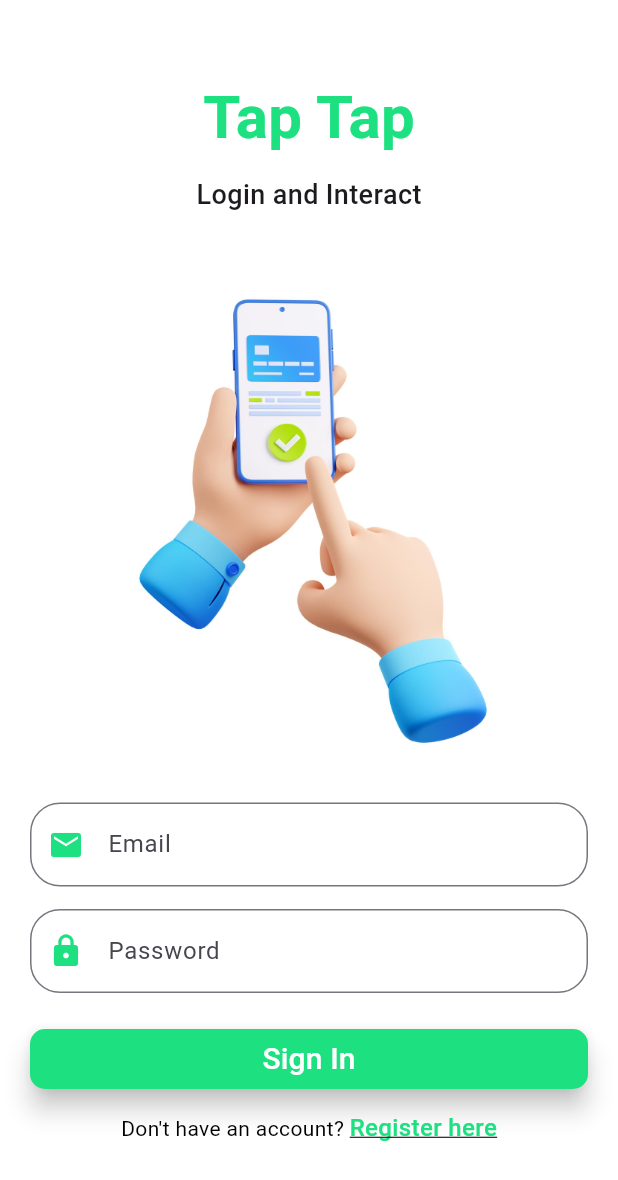
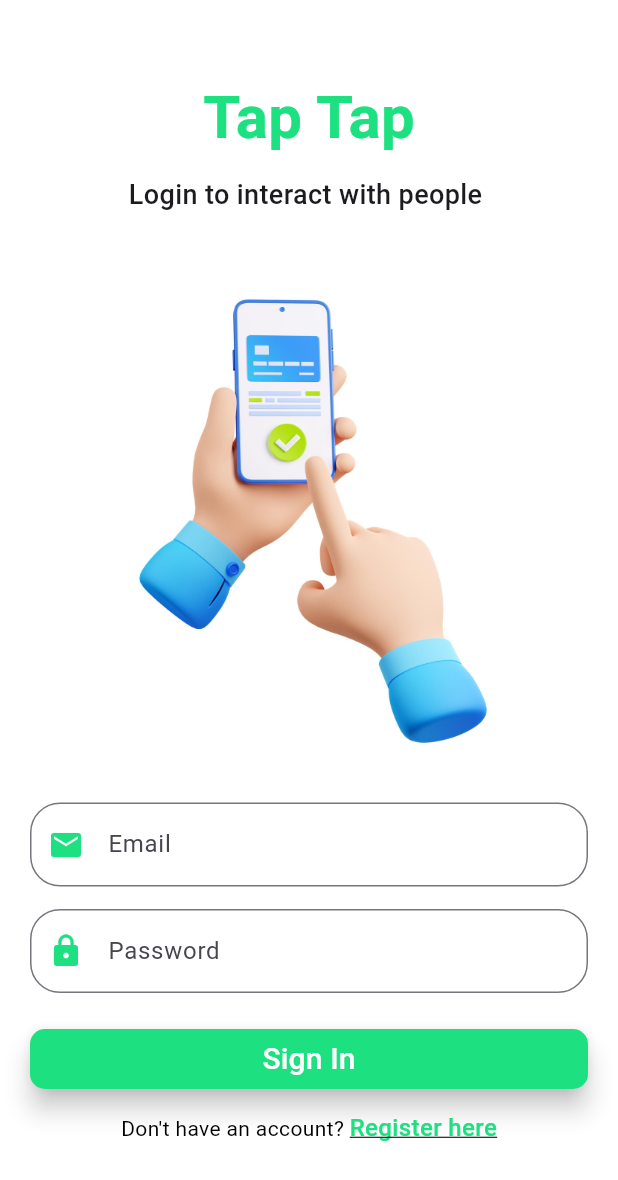
Before and after one commit to Rohankc073/Chatting_App, a Flutter app: the screen it shows after launch, on a phone screen of 412 x 824 dp. Shown: the top 1180 px of the screen. Run offline on Flutter 3.47's test engine with Material 3 defaults, Android fonts, the phone set to English and light mode, and no system bars; our stand-ins replace cloud_firestore, firebase_auth, firebase_core, shared_preferences; missing offline and left inert: cloud_firestore_web, firebase_auth_web, firebase_core_web, shared_preferences_web; accounts and stored records are empty.

Commit message:
Few ui changes

```diff
--- a/lib/pages/auth/login_page.dart
+++ b/lib/pages/auth/login_page.dart
@@ -49,7 +49,7 @@ class _LoginPageState extends State<LoginPage> {
                               color: Color(0xFF1DE181)),
                         ),
                         const SizedBox(height: 10),
-                        const Text("Login and Interact",
+                        const Text("Login to interact with people ",
                             style: TextStyle(
                                 fontSize: 18, fontWeight: FontWeight.w500)),
                         const SizedBox(
```
